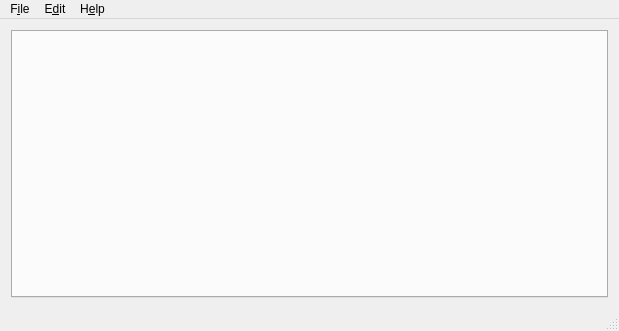
Old version of the form ui/mainwindow.ui in the repository PowerOlive/XLCloudClient.
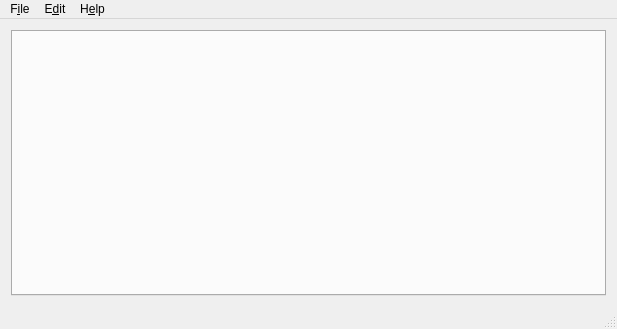
New version of the form. Icons and pictures are not drawn.

What changed in the file:
```diff
--- a/ui/mainwindow.ui
+++ b/ui/mainwindow.ui
@@ -6,8 +6,8 @@
    <rect>
     <x>0</x>
     <y>0</y>
-    <width>619</width>
-    <height>331</height>
+    <width>617</width>
+    <height>329</height>
    </rect>
   </property>
   <property name="acceptDrops">
@@ -32,7 +32,7 @@
     <rect>
      <x>0</x>
      <y>0</y>
-     <width>619</width>
+     <width>617</width>
      <height>21</height>
     </rect>
    </property>
```
Left out of the diff: 2 changed lines with no effect on the pictures.
